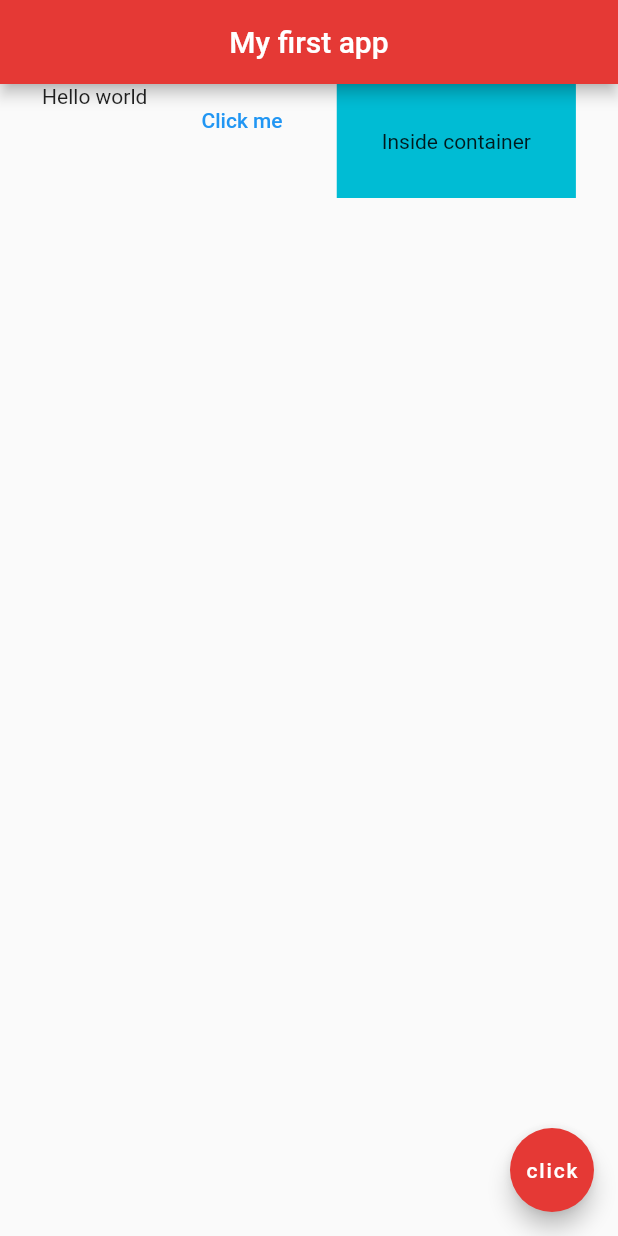
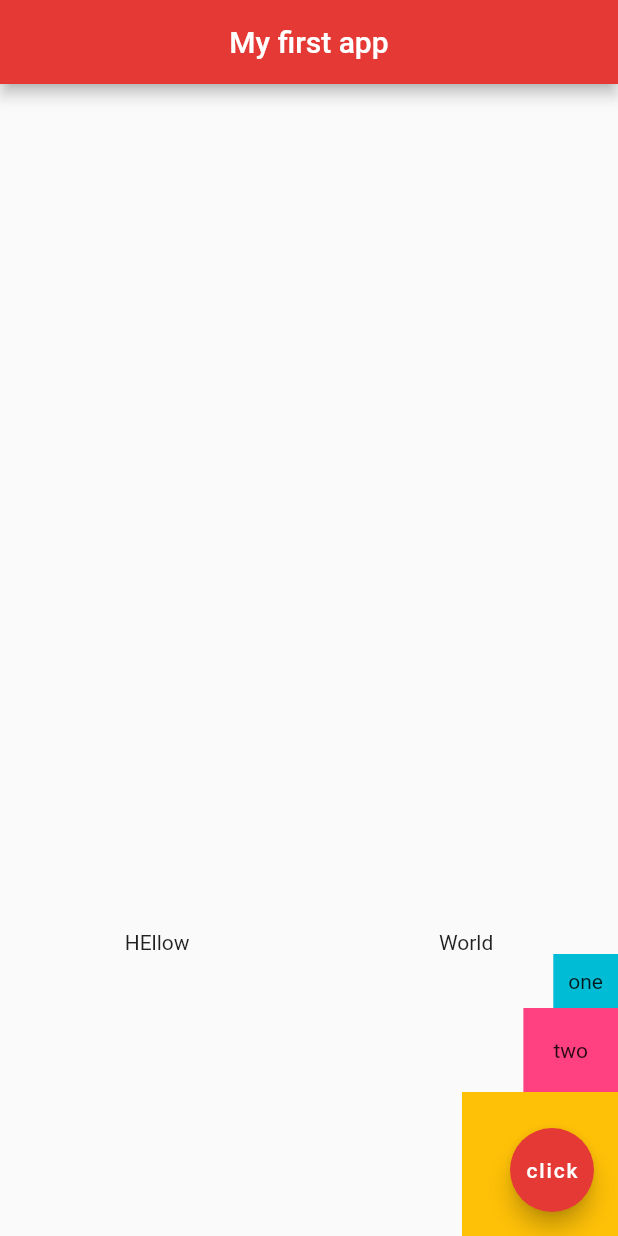
Before and after one commit to Mujirin/trying_flutter, a Flutter app: the screen it shows after launch, on a phone screen of 412 x 824 dp. Run offline on Flutter 3.47's test engine with Material 2 defaults, Android fonts, the phone set to English and light mode, and no system bars.

Commit message:
Row and Columns.

```diff
--- a/lib/main.dart
+++ b/lib/main.dart
@@ -16,22 +16,32 @@ class Home extends StatelessWidget {
         centerTitle: true,
         backgroundColor: Colors.red[600],
       ),
-      body: Row(
-        mainAxisAlignment: MainAxisAlignment.spaceEvenly,
-        crossAxisAlignment: CrossAxisAlignment.start,
+      body: Column(
+        mainAxisAlignment: MainAxisAlignment.end,
+        crossAxisAlignment: CrossAxisAlignment.end,
         children: <Widget>[
-          Text("Hello world"),
-          TextButton(
-            onPressed: (){},
-            child: Text("Click me"),
-            style: ButtonStyle(
-            ),
+          Row(
+            mainAxisAlignment: MainAxisAlignment.spaceAround,
+            children: <Widget>[
+              Text("HEllow"),
+              Text("World"),
+            ],
           ),
           Container(
+            padding: EdgeInsets.all(10.0),
             color: Colors.cyan,
-            padding: EdgeInsets.all(30.0),
-            child: Text("Inside container"),
-          )
+            child: Text("one"),
+          ),
+          Container(
+            padding: EdgeInsets.all(20.0),
+            color: Colors.pinkAccent,
+            child: Text("two"),
+          ),
+          Container(
+            padding: EdgeInsets.all(40.0),
+            color: Colors.amber,
+            child: Text("tree"),
+          ),
         ],
       ),
       floatingActionButton: FloatingActionButton(
```
